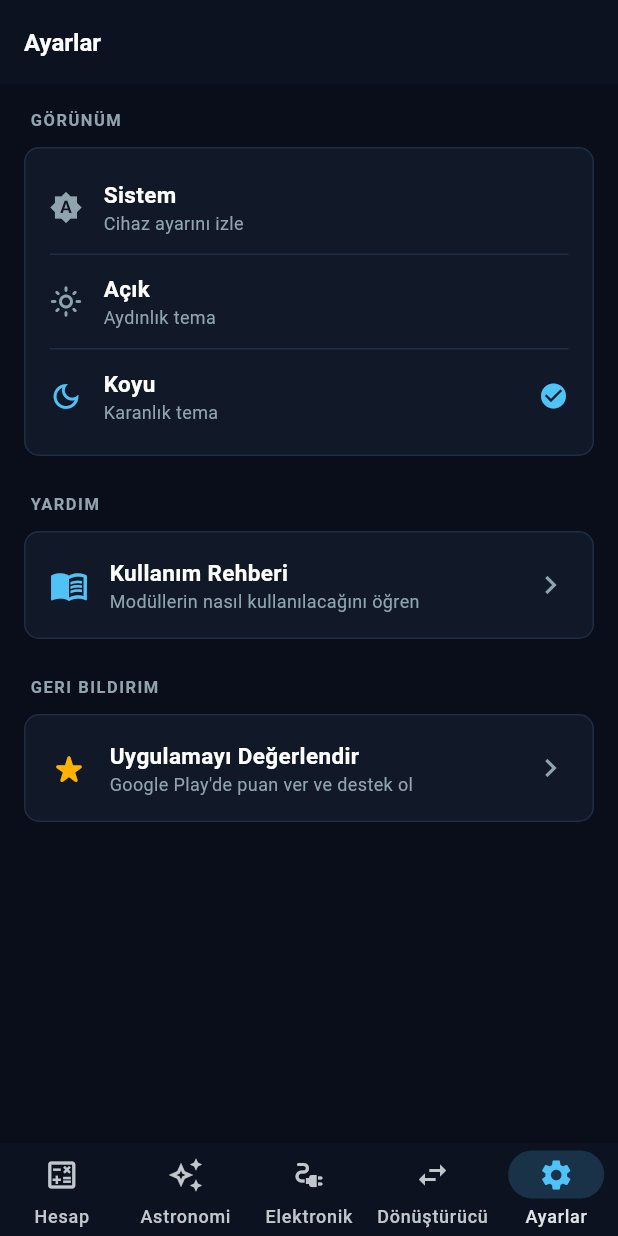
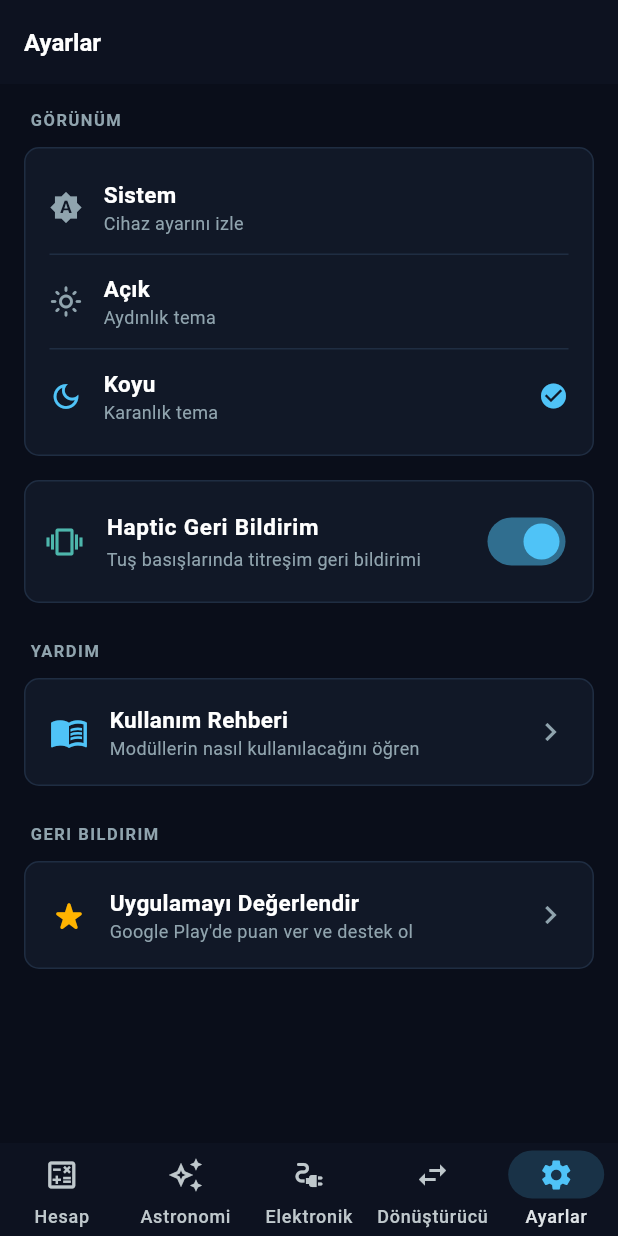
Before and after one commit to maliege/SciCalcPro, a Flutter app: the screen it shows after launch, item 5 of the bottom bar chosen, after a tap on "Uygulamayı Değerlendir", on a phone screen of 412 x 824 dp. Run offline on Flutter 3.47's test engine with Material 3 defaults, Android fonts, the phone set to English and light mode, and no system bars; our stand-ins replace google_fonts, shared_preferences.

Commit message:
feat: implement haptic feedback settings, add ANS functionality, and improve calculator UI

```diff
--- a/lib/main.dart
+++ b/lib/main.dart
@@ -7,6 +7,7 @@ import 'screens/electronics_screen.dart';
 import 'screens/converter_screen.dart';
 import 'screens/settings_screen.dart';
 import 'theme/app_theme.dart';
+import 'theme/haptic_controller.dart';
 import 'theme/theme_controller.dart';
 
 Future<void> main() async {
@@ -18,19 +19,33 @@ Future<void> main() async {
     DeviceOrientation.landscapeRight,
   ]);
   final themeController = await ThemeController.load();
-  runApp(SciCalcProApp(themeController: themeController));
+  final hapticController = await HapticController.load();
+  runApp(
+    SciCalcProApp(
+      themeController: themeController,
+      hapticController: hapticController,
+    ),
+  );
 }
 
 class SciCalcProApp extends StatelessWidget {
   final ThemeController themeController;
-  const SciCalcProApp({super.key, required this.themeController});
+  final HapticController hapticController;
+
+  const SciCalcProApp({
+    super.key,
+    required this.themeController,
+    required this.hapticController,
+  });
 
   @override
   Widget build(BuildContext context) {
-    return ThemeControllerScope(
+    return HapticControllerScope(
+      controller: hapticController,
+      child: ThemeControllerScope(
         controller: themeController,
         child: AnimatedBuilder(
-        animation: themeController,
+          animation: Listenable.merge([themeController, hapticController]),
           builder: (context, _) {
             return MaterialApp(
               title: 'SciCalc Pro',
@@ -41,6 +56,7 @@ class SciCalcProApp extends StatelessWidget {
               home: const _AppShell(),
             );
           },
+        ),
       ),
     );
   }
--- a/lib/screens/calculator_screen.dart
+++ b/lib/screens/calculator_screen.dart
@@ -27,6 +27,8 @@ class _CalculatorScreenState extends State<CalculatorScreen> {
   void _percent()       => setState(() => _engine.percent());
   void _backspace()     => setState(() => _engine.backspace());
   void _clear()         => setState(() => _engine.clear());
+  void _clearEntry()    => setState(() => _engine.clearEntry());
+  void _ans()           => setState(() => _engine.inputAns());
   void _equals()        => setState(() => _engine.equals());
   void _binary(String op) => setState(() => _engine.binaryOperator(op));
   void _constant(String c) => setState(() => _engine.inputConstant(c));
@@ -263,16 +265,16 @@ class _CalculatorScreenState extends State<CalculatorScreen> {
   Widget _rowMisc() => Row(children: [
         cb.CalcButton(
           label: '+/-',
-          shiftLabel: 'ANS',
+          shiftLabel: 'NEG',
           style: cb.ButtonStyle.function,
           onTap: _sign,
           fontSize: 13,
         ),
         cb.CalcButton(
-          label: '⌫',
+          label: 'CE',
           shiftLabel: 'CLR',
           style: cb.ButtonStyle.delete,
-          onTap: _backspace,
+          onTap: _clearEntry,
           fontSize: 16,
         ),
         _fn('|x|', 'abs'),
@@ -283,9 +285,9 @@ class _CalculatorScreenState extends State<CalculatorScreen> {
           fontSize: 14,
         ),
         cb.CalcButton(
-          label: 'AC',
-          style: cb.ButtonStyle.delete,
-          onTap: _clear,
+          label: 'ANS',
+          style: cb.ButtonStyle.memory,
+          onTap: _ans,
           fontSize: 14,
         ),
       ]);
--- a/lib/screens/settings_screen.dart
+++ b/lib/screens/settings_screen.dart
@@ -1,6 +1,7 @@
 import 'package:flutter/material.dart';
 import 'package:url_launcher/url_launcher.dart';
 import '../theme/app_theme.dart';
+import '../theme/haptic_controller.dart';
 import '../theme/theme_controller.dart';
 import 'guide_screen.dart';
 
@@ -14,6 +15,7 @@ class SettingsScreen extends StatelessWidget {
   Widget build(BuildContext context) {
     final colors = context.appColors;
     final controller = ThemeController.of(context);
+    final hapticController = HapticController.of(context);
 
     return Scaffold(
       appBar: AppBar(
@@ -27,6 +29,15 @@ class SettingsScreen extends StatelessWidget {
         children: [
           _SectionTitle('Görünüm', color: colors.label),
           _ThemeCard(controller: controller),
+          const SizedBox(height: 16),
+          _ToggleCard(
+            icon: Icons.vibration_outlined,
+            iconColor: const Color(0xFF4DB6AC),
+            title: 'Haptic Geri Bildirim',
+            subtitle: 'Tuş basışlarında titreşim geri bildirimi',
+            value: hapticController.enabled,
+            onChanged: (v) => hapticController.setEnabled(v),
+          ),
           const SizedBox(height: 24),
           _SectionTitle('Yardım', color: colors.label),
           _ActionCard(
@@ -69,6 +80,56 @@ class SettingsScreen extends StatelessWidget {
         const SnackBar(content: Text('Mağaza şu anda açılamadı.')),
       );
     }
+  }
+}
+
+class _ToggleCard extends StatelessWidget {
+  final IconData icon;
+  final Color iconColor;
+  final String title;
+  final String subtitle;
+  final bool value;
+  final ValueChanged<bool> onChanged;
+
+  const _ToggleCard({
+    required this.icon,
+    required this.iconColor,
+    required this.title,
+    required this.subtitle,
+    required this.value,
+    required this.onChanged,
+  });
+
+  @override
+  Widget build(BuildContext context) {
+    final colors = context.appColors;
+    const accent = Color(0xFF4FC3F7);
+    return Container(
+      decoration: BoxDecoration(
+        color: colors.card,
+        border: Border.all(color: colors.border),
+        borderRadius: BorderRadius.circular(10),
+      ),
+      child: SwitchListTile.adaptive(
+        value: value,
+        onChanged: onChanged,
+        activeThumbColor: accent,
+        contentPadding: const EdgeInsets.symmetric(horizontal: 14, vertical: 4),
+        secondary: Icon(icon, size: 24, color: iconColor),
+        title: Text(
+          title,
+          style: TextStyle(
+            color: colors.primaryText,
+            fontSize: 15,
+            fontWeight: FontWeight.w600,
+          ),
+        ),
+        subtitle: Text(
+          subtitle,
+          style: TextStyle(color: colors.label, fontSize: 12),
+        ),
+      ),
+    );
   }
 }
 
--- /dev/null
+++ b/lib/theme/haptic_controller.dart
@@ -0,0 +1,51 @@
+import 'package:flutter/material.dart';
+import 'package:shared_preferences/shared_preferences.dart';
+
+/// Holds the current haptic feedback preference and persists the user's choice.
+class HapticController extends ChangeNotifier {
+  HapticController(this._enabled);
+
+  static const _prefsKey = 'haptic_enabled';
+
+  bool _enabled;
+  bool get enabled => _enabled;
+
+  static Future<HapticController> load() async {
+    final prefs = await SharedPreferences.getInstance();
+    final enabled = prefs.getBool(_prefsKey) ?? true;
+    return HapticController(enabled);
+  }
+
+  Future<void> setEnabled(bool enabled) async {
+    if (_enabled == enabled) return;
+    _enabled = enabled;
+    notifyListeners();
+    final prefs = await SharedPreferences.getInstance();
+    await prefs.setBool(_prefsKey, enabled);
+  }
+
+  /// Access the controller from anywhere in the widget tree.
+  static HapticController of(BuildContext context) {
+    return context
+        .dependOnInheritedWidgetOfExactType<HapticControllerScope>()!
+        .controller;
+  }
+
+  /// Nullable variant for optional lookups from reusable widgets.
+  static HapticController? maybeOf(BuildContext context) {
+    return context
+        .dependOnInheritedWidgetOfExactType<HapticControllerScope>()
+        ?.controller;
+  }
+}
+
+/// Exposes a [HapticController] to descendants and rebuilds them on change.
+class HapticControllerScope extends InheritedNotifier<HapticController> {
+  const HapticControllerScope({
+    super.key,
+    required HapticController controller,
+    required super.child,
+  }) : super(notifier: controller);
+
+  HapticController get controller => notifier!;
+}
--- a/lib/widgets/display_widget.dart
+++ b/lib/widgets/display_widget.dart
@@ -100,7 +100,7 @@ class DisplayWidget extends StatelessWidget {
                       label: isError ? 'Hata: $display' : 'Sonuç: $display',
                       excludeSemantics: true,
                       child: AnimatedSwitcher(
-                        duration: const Duration(milliseconds: 120),
+                        duration: const Duration(milliseconds: 60),
                         transitionBuilder: (child, anim) => FadeTransition(
                           opacity: anim,
                           child: child,
--- a/pubspec.yaml
+++ b/pubspec.yaml
@@ -1,6 +1,6 @@
 name: sci_calc_pro
 description: Scientific Calculator Pro - Multi-domain calculator app
-version: 1.0.2+4
+version: 1.0.2+5
 environment:
   sdk: '>=3.0.0 <4.0.0'
 
```
Also changed, not shown: lib/models/calculator_engine.dart (+14 -0 lines), lib/widgets/calc_button.dart (+7 -1 lines), 2 other files. Lines whose indentation alone changed are shown as unchanged.
